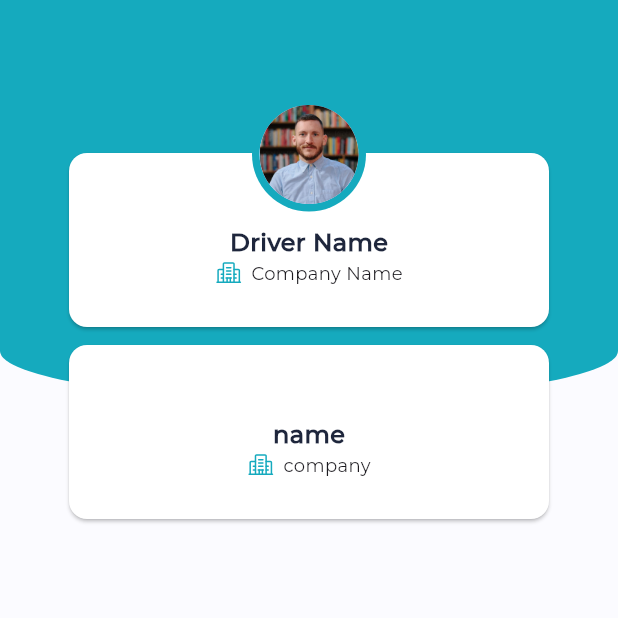
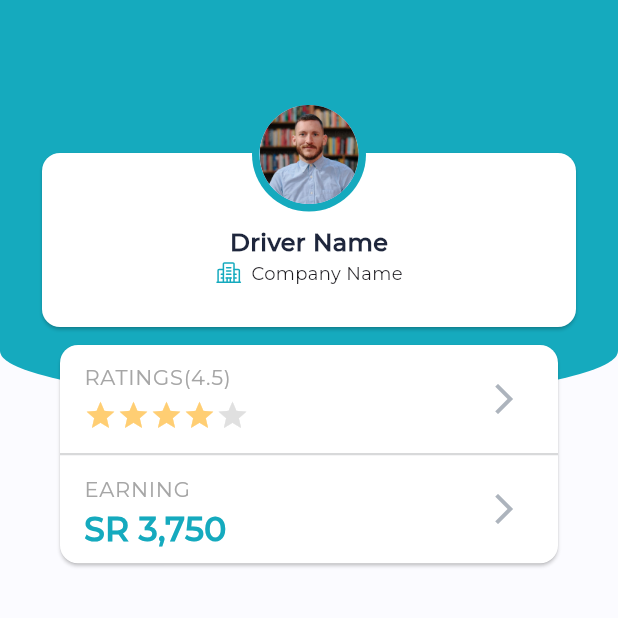
Before and after one commit to flipking038/Driver_app, a Flutter app: the ProfileScreen screen opened directly, on a phone screen of 412 x 824 dp, the top half of it. Run offline on Flutter 3.47's test engine with Material 3 defaults, Android fonts, the phone set to English and light mode, and no system bars; our stand-ins replace dio, flutter_bloc, flutter_svg, shared_preferences; accounts and stored records are empty.

Commit message:
Create Rating Card

```diff
--- a/lib/screens/profile_screen.dart
+++ b/lib/screens/profile_screen.dart
@@ -1,5 +1,6 @@
 import 'package:flutter/material.dart';
 import 'package:telgani/widgets/profile_widgets/header_background_color.dart';
+import 'package:telgani/widgets/profile_widgets/profile_cards.dart';
 import 'package:telgani/widgets/profile_widgets/user_card_info.dart';
 import 'package:telgani/widgets/profile_widgets/user_image.dart';
 
@@ -10,9 +11,11 @@ class ProfileScreen extends StatelessWidget {
   Widget build(BuildContext context) {
     return const Scaffold(
       backgroundColor: Color(0xffFBFBFF),
-      body: Stack(
+      body: Column(
         children: [
           HeaderBackground(
+            child: Padding(
+              padding: EdgeInsets.symmetric(horizontal: 24),
               child: Column(
                 children: [
                   SizedBox(height: 98),
@@ -20,14 +23,21 @@ class ProfileScreen extends StatelessWidget {
                     alignment: Alignment.topCenter,
                     clipBehavior: Clip.none,
                     children: [
-                    UserCardInfo(name: 'Driver Name', company: 'Company Name'),
+                      UserCardInfo(
+                          name: 'Driver Name', company: 'Company Name'),
                       UserImage(),
                       Positioned(
                         top: 128,
-                        child: UserCardInfo(name: 'name', company: 'company')),
+                        child: Column(
+                          children: [
+                            ProfileCard(),
+                          ],
+                        ),
+                      )
                     ],
                   ),
                 ],
+              ),
             ),
           ),
         ],
--- a/lib/widgets/profile_widgets/header_background_color.dart
+++ b/lib/widgets/profile_widgets/header_background_color.dart
@@ -9,7 +9,6 @@ class HeaderBackground extends StatelessWidget {
   @override
   Widget build(BuildContext context) {
     return Container(
-      width: double.infinity,
       height: 266,
       alignment: Alignment.center,
       decoration: BoxDecoration(
--- /dev/null
+++ b/lib/widgets/profile_widgets/profile_cards.dart
@@ -0,0 +1,51 @@
+import 'package:flutter/material.dart';
+import 'package:telgani/constant.dart';
+import 'package:telgani/widgets/profile_widgets/rating_list_tile.dart';
+
+class ProfileCard extends StatelessWidget {
+  const ProfileCard({super.key});
+
+  @override
+  Widget build(BuildContext context) {
+    return SizedBox(
+      width: 340,
+      child: Card(
+        color: Colors.white,
+        child: Column(
+          children: [
+            const RatingListTile(
+              title: 'RATINGS(4.5)',
+              subtitle: Padding(
+                padding: EdgeInsets.only(top: 4),
+                child: Row(
+                  children: [
+                    Icon(Icons.star, color: Color(0xffFFCE73), size: 22),
+                    Icon(Icons.star, color: Color(0xffFFCE73), size: 22),
+                    Icon(Icons.star, color: Color(0xffFFCE73), size: 22),
+                    Icon(Icons.star, color: Color(0xffFFCE73), size: 22),
+                    Icon(Icons.star, color: Color(0xffE0E0E0), size: 22),
+                  ],
+                ),
+              ),
+            ),
+            Container(
+              width: double.infinity,
+              height: 1.5,
+              color: const Color(0xFFD8D9DA),
+            ),
+            const RatingListTile(
+                title: 'EARNING',
+                subtitle: Text(
+                  'SR 3,750',
+                  style: TextStyle(
+                    color: kPrimaryColor,
+                    fontSize: 22,
+                    fontWeight: FontWeight.w900,
+                  ),
+                ))
+          ],
+        ),
+      ),
+    );
+  }
+}
--- /dev/null
+++ b/lib/widgets/profile_widgets/rating_list_tile.dart
@@ -0,0 +1,21 @@
+import 'package:flutter/material.dart';
+
+class RatingListTile extends StatelessWidget {
+  const RatingListTile(
+      {super.key, required this.title, required this.subtitle});
+
+  final String title;
+  final Widget subtitle;
+
+  @override
+  Widget build(BuildContext context) {
+    return ListTile(
+      title: Text(
+        title,
+        style: const TextStyle(color: Color(0xffA6A6A6), fontSize: 14),
+      ),
+      subtitle: subtitle,
+      trailing: const Icon(Icons.arrow_forward_ios, color: Color(0xffADB4BD)),
+    );
+  }
+}
--- a/lib/widgets/profile_widgets/user_card_info.dart
+++ b/lib/widgets/profile_widgets/user_card_info.dart
@@ -10,7 +10,6 @@ class UserCardInfo extends StatelessWidget {
   @override
   Widget build(BuildContext context) {
     return SizedBox(
-      width: 328,
       height: 124,
       child: Card(
         color: Colors.white,
```
Lines whose indentation alone changed are shown as unchanged.
